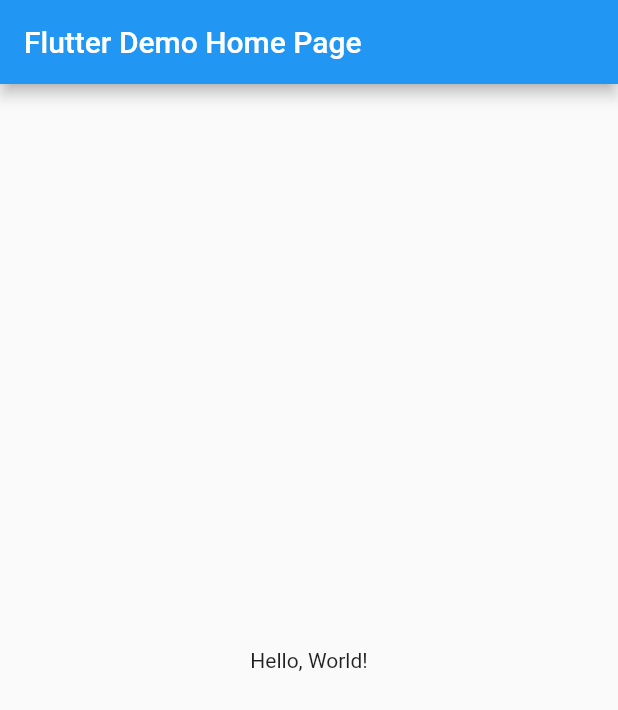
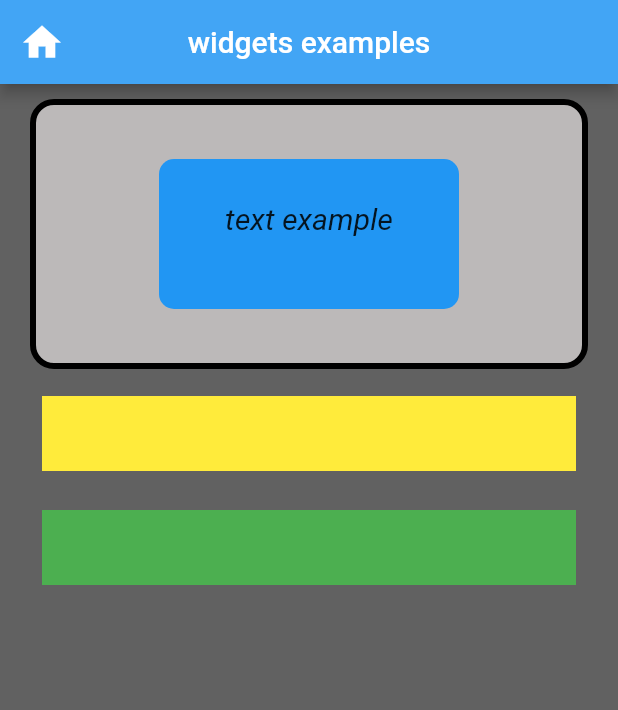
Before and after one commit to BrittaEnte/test_1, a Flutter app: the screen it shows after launch, on a phone screen of 412 x 824 dp. Shown: the top 710 px of the screen. Run offline on Flutter 3.47's test engine with Material 2 defaults, Android fonts, the phone set to English and light mode, and no system bars; Roboto replaces fonts that are missing (Rubik).

Commit message:
test_1 übung

```diff
--- a/lib/main.dart
+++ b/lib/main.dart
@@ -1,4 +1,5 @@
 import 'package:flutter/material.dart';
+import 'package:helloworld/presentation/widgets_examples/widget_examples_page.dart';
 
 void main() => runApp(MyApp());
 
@@ -7,35 +8,8 @@ class MyApp extends StatelessWidget {
   @override
   Widget build(BuildContext context) {
     return MaterialApp(
-      // Application name
-      title: 'Flutter Hello World',
-      // Application theme data, you can set the colors for the application as
-      // you want
-      theme: ThemeData(
-        primarySwatch: Colors.blue,
-      ),
-      // A widget which will be started on application startup
-      home: MyHomePage(title: 'Flutter Demo Home Page'),
+      debugShowCheckedModeBanner: false,
+      home:WidgetsExamplePage()
     );
   }
 }
-
-class MyHomePage extends StatelessWidget {
-  final String title;
-  const MyHomePage({Key? key, required this.title}) : super(key: key);
-
-  @override
-  Widget build(BuildContext context) {
-    return Scaffold(
-      appBar: AppBar(
-        // The title text which will be shown on the action bar
-        title: Text(title),
-      ),
-      body: Center(
-        child: Text(
-          'Hello, World!',
-        ),
-      ),
-    );
-  }
-}
--- /dev/null
+++ b/lib/presentation/widgets_examples/widget_examples_page.dart
@@ -0,0 +1,53 @@
+import 'package:flutter/cupertino.dart';
+import 'package:flutter/material.dart';
+import 'package:helloworld/presentation/widgets_examples/widgets/container_text_example.dart';
+
+class WidgetsExamplePage extends StatelessWidget {
+  const WidgetsExamplePage({Key? key}) : super(key: key);
+
+  @override
+  Widget build(BuildContext context) {
+    return Scaffold(
+        backgroundColor: Colors.grey[700],
+        appBar: AppBar(
+          leading: Icon(Icons.home, size: 30),
+          centerTitle: true,
+          backgroundColor: Colors.blue[400],
+          title: Text("widgets examples"),
+        ),
+        body: Padding(
+          padding: const EdgeInsets.symmetric(vertical: 10, horizontal: 20),
+          child: Center(
+            child: Column(
+              mainAxisAlignment: MainAxisAlignment.start,
+              crossAxisAlignment: CrossAxisAlignment.center,
+              children: [
+                ContainerTextExample(),
+                SizedBox(
+                  height: 10,
+                ),
+                Padding(
+                  padding: const EdgeInsets.all(8.0),
+                  child: Container(
+                    color: Colors.yellow,
+                    //width: 200,
+                    height: 50,
+                  ),
+                ),
+                SizedBox(
+                  height: 10,
+                ),
+                Padding(
+                  padding: const EdgeInsets.all(8.0),
+                  child: Container(
+                    color: Colors.green,
+                    //width: 300,
+                    height: 50,
+                  ),
+                ),
+              ],
+            ),
+          ),
+        ));
+  }
+}
--- /dev/null
+++ b/lib/presentation/widgets_examples/widgets/container_text_example.dart
@@ -0,0 +1,40 @@
+import 'package:flutter/material.dart';
+
+class ContainerTextExample extends StatelessWidget {
+  const ContainerTextExample({Key? key}) : super(key: key);
+
+  @override
+  Widget build(BuildContext context) {
+    return Container(
+      child: Container(
+        height: 180,
+        //width: 300,
+        decoration: BoxDecoration(
+            color: Color(0xffbcb9b9),
+            border: Border.all(
+              color: Colors.black,
+              width: 4,
+            ),
+            borderRadius: BorderRadius.circular(16)),
+        child: Center(
+          child: Material(
+            borderRadius: BorderRadius.circular(200),
+            child: Container(
+              alignment: Alignment.center,
+              padding: EdgeInsets.only(bottom: 20),
+              height: 100,
+              width: 200,
+              decoration: BoxDecoration(
+                  color: Colors.blue, borderRadius: BorderRadius.circular(10)),
+              child: Text("text example",
+                  style: TextStyle(
+                      fontStyle: FontStyle.italic,
+                      fontFamily: "Rubik",
+                      fontSize: 20)),
+            ),
+          ),
+        ),
+      ),
+    );
+  }
+}
```
Also changed, not shown: 2 other files.
